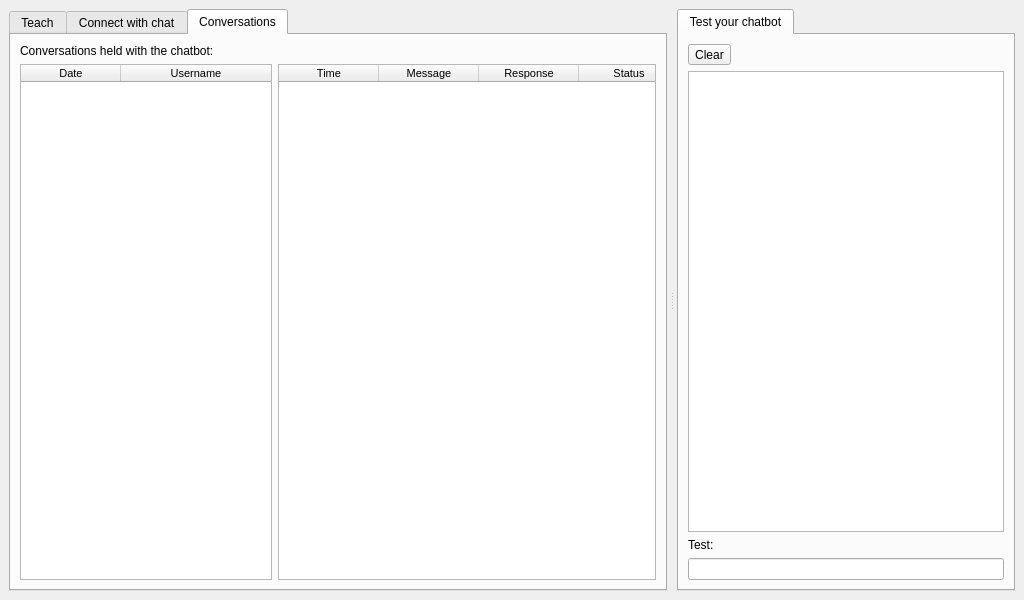
Old version of the form src/main-project/front-end/mainwindow.ui in the repository lvklabs/chatbot.
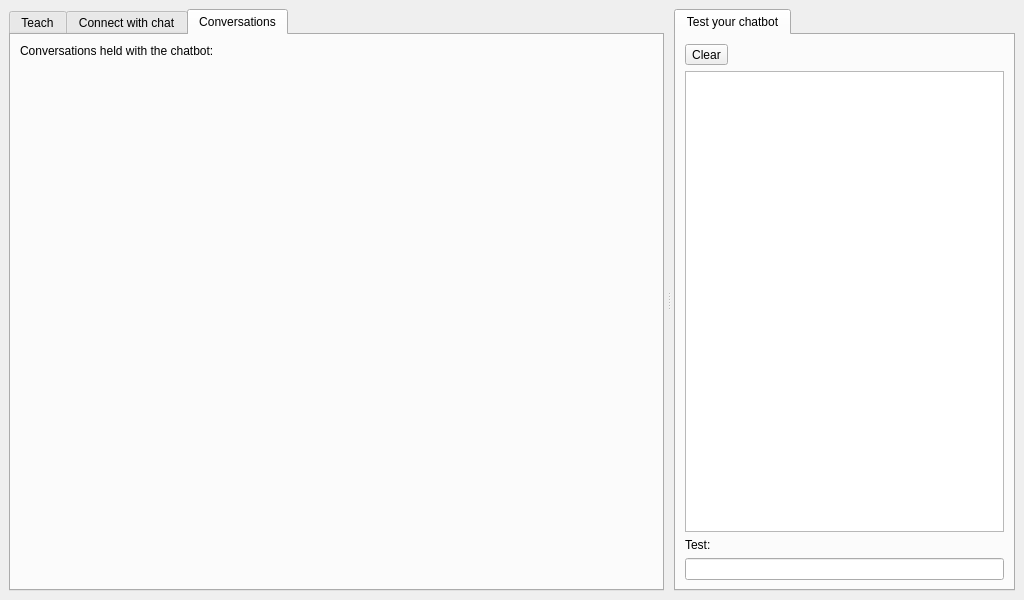
New version of the form. Icons and pictures are not drawn. Custom widgets are drawn as their Qt base class.

Commit message: Added new widget ConversationHistoryWidget

What changed in the file:
```diff
--- a/src/main-project/front-end/mainwindow.ui
+++ b/src/main-project/front-end/mainwindow.ui
@@ -384,7 +384,7 @@
         </attribute>
         <layout class="QGridLayout" name="gridLayout_9">
          <item row="0" column="0">
-          <layout class="QGridLayout" name="conversationTabGridLayout" columnstretch="2,3">
+          <layout class="QGridLayout" name="conversationTabGridLayout" columnstretch="2,0">
            <item row="0" column="0" colspan="2">
             <widget class="QLabel" name="conversationHeaderLabel">
              <property name="font">
@@ -399,102 +399,13 @@
             </widget>
            </item>
            <item row="1" column="0">
-            <widget class="QTableWidget" name="conversationContactsTable">
-             <property name="font">
-              <font>
-               <pointsize>8</pointsize>
-              </font>
+            <widget class="ConversationHistoryWidget" name="conversationHistory" native="true">
+             <property name="sizePolicy">
+              <sizepolicy hsizetype="Expanding" vsizetype="Expanding">
+               <horstretch>0</horstretch>
+               <verstretch>0</verstretch>
+              </sizepolicy>
              </property>
-             <property name="editTriggers">
-              <set>QAbstractItemView::NoEditTriggers</set>
-             </property>
-             <property name="tabKeyNavigation">
-              <bool>false</bool>
-             </property>
-             <property name="showDropIndicator" stdset="0">
-              <bool>false</bool>
-             </property>
-             <property name="dragDropOverwriteMode">
-              <bool>false</bool>
-             </property>
-             <property name="selectionMode">
-              <enum>QAbstractItemView::SingleSelection</enum>
-             </property>
-             <property name="selectionBehavior">
-              <enum>QAbstractItemView::SelectRows</enum>
-             </property>
-             <property name="sortingEnabled">
-              <bool>true</bool>
-             </property>
-             <attribute name="horizontalHeaderStretchLastSection">
-              <bool>true</bool>
-             </attribute>
-             <attribute name="verticalHeaderVisible">
-              <bool>false</bool>
-             </attribute>
-             <column>
-              <property name="text">
-               <string>Date</string>
-              </property>
-             </column>
-             <column>
-              <property name="text">
-               <string>Username</string>
-              </property>
-             </column>
-            </widget>
-           </item>
-           <item row="1" column="1">
-            <widget class="QTableWidget" name="conversationTable">
-             <property name="font">
-              <font>
-               <pointsize>8</pointsize>
-              </font>
-             </property>
-             <property name="horizontalScrollBarPolicy">
-              <enum>Qt::ScrollBarAlwaysOff</enum>
-             </property>
-             <property name="editTriggers">
-              <set>QAbstractItemView::NoEditTriggers</set>
-             </property>
-             <property name="alternatingRowColors">
-              <bool>true</bool>
-             </property>
-             <property name="selectionMode">
-              <enum>QAbstractItemView::NoSelection</enum>
-             </property>
-             <property name="selectionBehavior">
-              <enum>QAbstractItemView::SelectRows</enum>
-             </property>
-             <property name="sortingEnabled">
-              <bool>true</bool>
-             </property>
-             <attribute name="horizontalHeaderStretchLastSection">
-              <bool>true</bool>
-             </attribute>
-             <attribute name="verticalHeaderVisible">
-              <bool>false</bool>
-             </attribute>
-             <column>
-              <property name="text">
-               <string>Time</string>
-              </property>
-             </column>
-             <column>
-              <property name="text">
-               <string>Message</string>
-              </property>
-             </column>
-             <column>
-              <property name="text">
-               <string>Response</string>
-              </property>
-             </column>
-             <column>
-              <property name="text">
-               <string>Status</string>
-              </property>
-             </column>
             </widget>
            </item>
           </layout>
@@ -593,6 +504,12 @@
    <extends>QTextEdit</extends>
    <header>testconversationwidget.h</header>
   </customwidget>
+  <customwidget>
+   <class>ConversationHistoryWidget</class>
+   <extends>QWidget</extends>
+   <header>conversationhistorywidget.h</header>
+   <container>1</container>
+  </customwidget>
  </customwidgets>
  <resources>
   <include location="../resources.qrc"/>
```
The commit also changes 5 other files.
